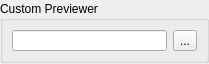
Before: the Qt Designer form sibl_gui/components/addons/preview/ui/Preview.ui in KelSolaar/sIBL_GUI, drawn with Qt 5.
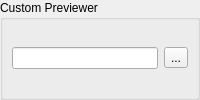
After: the same form once the commit is applied.

```diff
--- a/sibl_gui/components/addons/preview/ui/Preview.ui
+++ b/sibl_gui/components/addons/preview/ui/Preview.ui
@@ -2,14 +2,6 @@
 <ui version="4.0">
  <class>Previewer_Form</class>
  <widget class="QWidget" name="Previewer_Form">
-  <property name="geometry">
-   <rect>
-    <x>0</x>
-    <y>0</y>
-    <width>209</width>
-    <height>64</height>
-   </rect>
-  </property>
   <property name="windowTitle">
    <string>Previewer</string>
   </property>
@@ -19,19 +11,10 @@
    </property>
    <item row="0" column="0">
     <widget class="QGroupBox" name="Custom_Previewer_Path_groupBox">
-     <property name="maximumSize">
-      <size>
-       <width>16777215</width>
-       <height>64</height>
-      </size>
-     </property>
      <property name="title">
       <string>Custom Previewer</string>
      </property>
      <layout class="QGridLayout" name="Custom_Previewer_Path_gridLayout">
-      <property name="sizeConstraint">
-       <enum>QLayout::SetMaximumSize</enum>
-      </property>
       <item row="0" column="0">
        <widget class="QLineEdit" name="Custom_Previewer_Path_lineEdit">
         <property name="statusTip">
```
